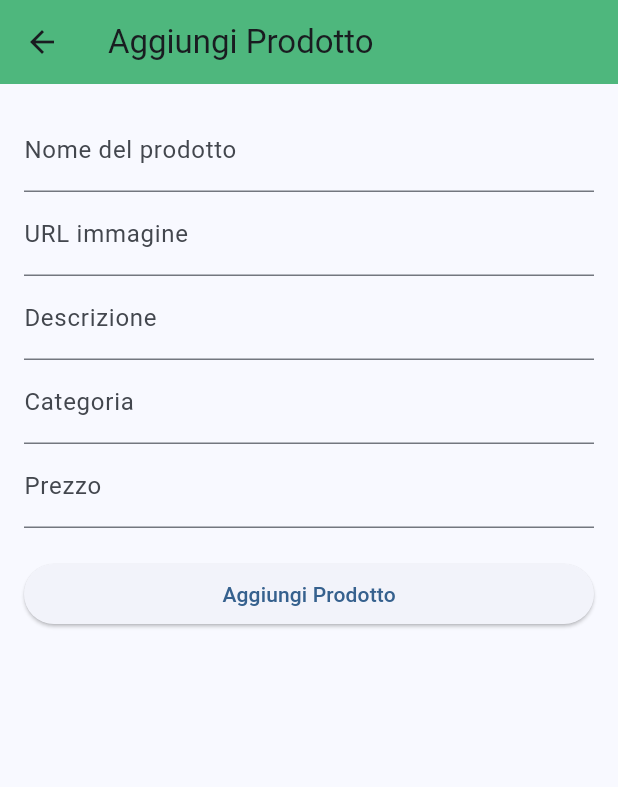
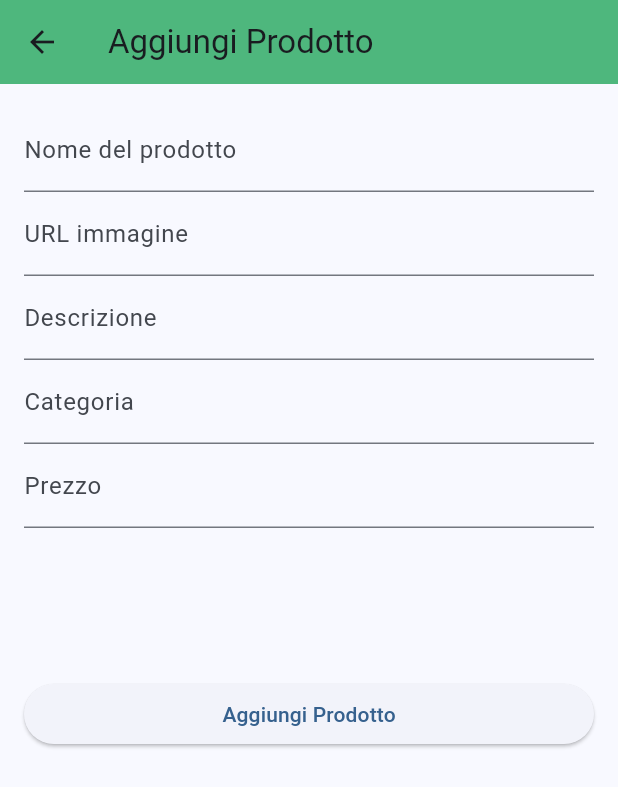
Before and after one commit to andrewb1991/corso_flutter, a Flutter app: the AddProductPage screen opened directly, on a phone screen of 412 x 824 dp. Shown: the top 787 px of the screen. Run offline on Flutter 3.47's test engine with Material 3 defaults, Android fonts, the phone set to English and light mode, and no system bars; our stand-ins replace page_transition, sembast, shared_preferences; accounts and stored records are empty; network calls fail.

```diff
--- a/errStore /errstore/lib/main.dart
+++ b/errStore /errstore/lib/main.dart
@@ -174,7 +174,6 @@ return ListView.builder(
           );
         },
         shape: RoundedRectangleBorder(
-          side: BorderSide(color: Colors.blue, width: 1),
           borderRadius: BorderRadius.circular(6),
         ),
         leading: Image.network(
--- a/errStore /errstore/lib/src/addproductpage.dart
+++ b/errStore /errstore/lib/src/addproductpage.dart
@@ -109,7 +109,7 @@ Navigator.pushReplacementNamed(context, '/home');
                   return null;
                 },
               ),
-              SizedBox(height: 20),
+              SizedBox(height: 100),
               ElevatedButton(
                 onPressed: _submitProduct,
                 child: Text('Aggiungi Prodotto'),
```
Also changed, not shown: errStore /errstore/lib/src/loginpage/login_new.dart (+12 -3 lines).
